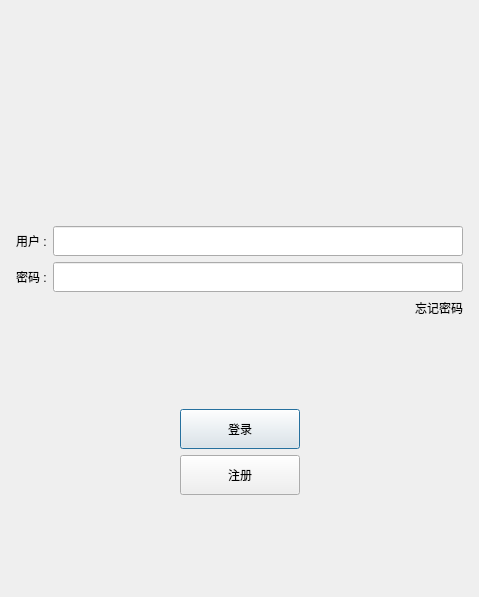
Old version of the form client/xiguchat/logindialog.ui in the repository yrc920/xiguchat.
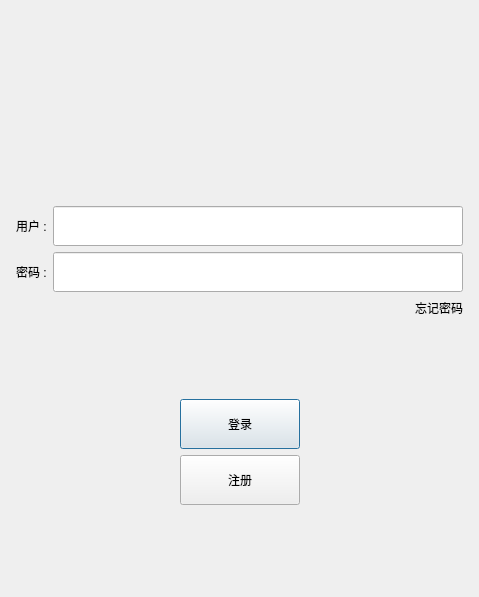
New version of the form. Icons and pictures are not drawn. Custom widgets are drawn as their Qt base class.

What changed in the file:
```diff
--- a/client/xiguchat/logindialog.ui
+++ b/client/xiguchat/logindialog.ui
@@ -92,13 +92,13 @@
          <property name="minimumSize">
           <size>
            <width>0</width>
-           <height>30</height>
+           <height>40</height>
           </size>
          </property>
          <property name="maximumSize">
           <size>
            <width>16777215</width>
-           <height>30</height>
+           <height>40</height>
           </size>
          </property>
          <property name="text">
@@ -111,13 +111,13 @@
          <property name="minimumSize">
           <size>
            <width>0</width>
-           <height>30</height>
+           <height>40</height>
           </size>
          </property>
          <property name="maximumSize">
           <size>
            <width>16777215</width>
-           <height>30</height>
+           <height>40</height>
           </size>
          </property>
         </widget>
@@ -150,13 +150,13 @@
          <property name="minimumSize">
           <size>
            <width>0</width>
-           <height>30</height>
+           <height>40</height>
           </size>
          </property>
          <property name="maximumSize">
           <size>
            <width>16777215</width>
-           <height>30</height>
+           <height>40</height>
           </size>
          </property>
         </widget>
@@ -220,7 +220,13 @@
          <property name="minimumSize">
           <size>
            <width>120</width>
-           <height>40</height>
+           <height>50</height>
+          </size>
+         </property>
+         <property name="maximumSize">
+          <size>
+           <width>16777215</width>
+           <height>50</height>
           </size>
          </property>
          <property name="text">
@@ -263,7 +269,13 @@
          <property name="minimumSize">
           <size>
            <width>120</width>
-           <height>40</height>
+           <height>50</height>
+          </size>
+         </property>
+         <property name="maximumSize">
+          <size>
+           <width>16777215</width>
+           <height>50</height>
           </size>
          </property>
          <property name="text">
@@ -303,6 +315,13 @@
    </item>
   </layout>
  </widget>
+ <customwidgets>
+  <customwidget>
+   <class>ClickedLabel</class>
+   <extends>QLabel</extends>
+   <header>clickedlabel.h</header>
+  </customwidget>
+ </customwidgets>
  <resources>
   <include location="rc.qrc"/>
  </resources>
```
Left out of the diff: 2 changed lines with no effect on the pictures.
